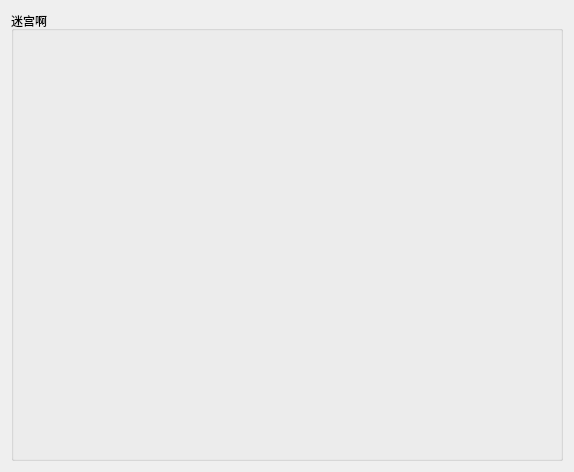
yujiecong/Maze-Visualization, file MyMaze/mainwindow.ui: the form before one commit.
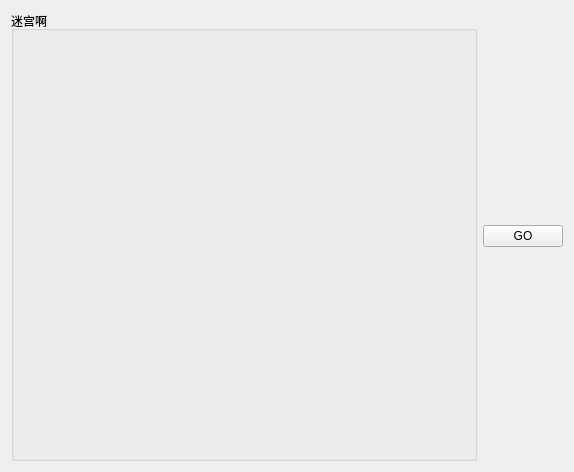
The form after the commit.

What changed in the file:
```diff
--- a/MyMaze/mainwindow.ui
+++ b/MyMaze/mainwindow.ui
@@ -14,7 +14,7 @@
    <string>MainWindow</string>
   </property>
   <widget class="QWidget" name="centralWidget">
-   <layout class="QHBoxLayout" name="horizontalLayout" stretch="5">
+   <layout class="QHBoxLayout" name="horizontalLayout" stretch="5,0">
     <item>
      <widget class="QGroupBox" name="groupBox">
       <property name="title">
@@ -23,6 +23,13 @@
       <layout class="QVBoxLayout" name="verticalLayout"/>
      </widget>
     </item>
+    <item>
+     <widget class="QPushButton" name="pushButton">
+      <property name="text">
+       <string>GO</string>
+      </property>
+     </widget>
+    </item>
    </layout>
   </widget>
  </widget>
```
